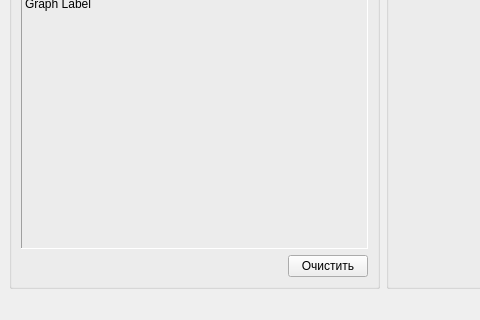
First picture: the form in ui designs/main.ui, repository WandrV1/genetic-algorithm, before the edit; both pictures show x 0 to 480 and y 280 to 600 of the 966 by 600 pixel window.
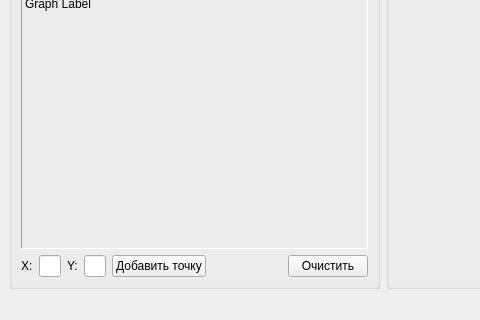
Second picture: the form after the edit.

```diff
--- a/ui designs/main.ui
+++ b/ui designs/main.ui
@@ -57,6 +57,33 @@
             <property name="bottomMargin">
              <number>0</number>
             </property>
+            <item>
+             <widget class="QLabel" name="xLabel">
+              <property name="text">
+               <string>X:</string>
+              </property>
+             </widget>
+            </item>
+            <item>
+             <widget class="QLineEdit" name="xLineEdit"/>
+            </item>
+            <item>
+             <widget class="QLabel" name="yLabel">
+              <property name="text">
+               <string>Y:</string>
+              </property>
+             </widget>
+            </item>
+            <item>
+             <widget class="QLineEdit" name="yLineEdit"/>
+            </item>
+            <item>
+             <widget class="QPushButton" name="addPointButton">
+              <property name="text">
+               <string>Добавить точку</string>
+              </property>
+             </widget>
+            </item>
             <item>
              <spacer name="horizontalSpacer_2">
               <property name="orientation">
```
